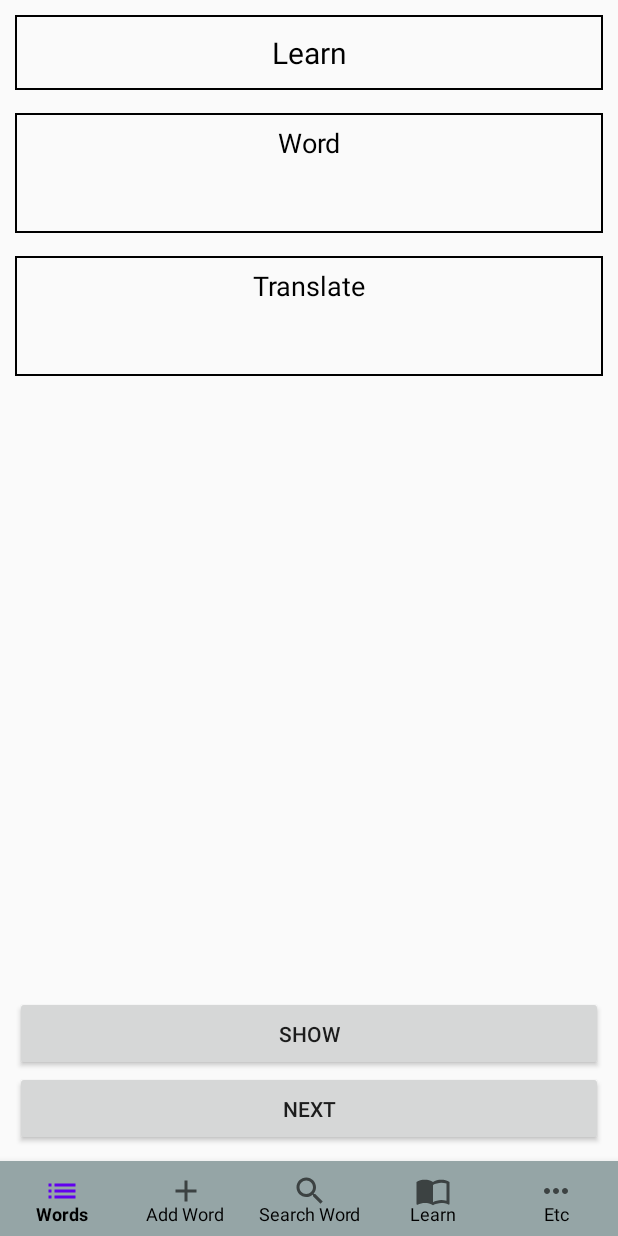
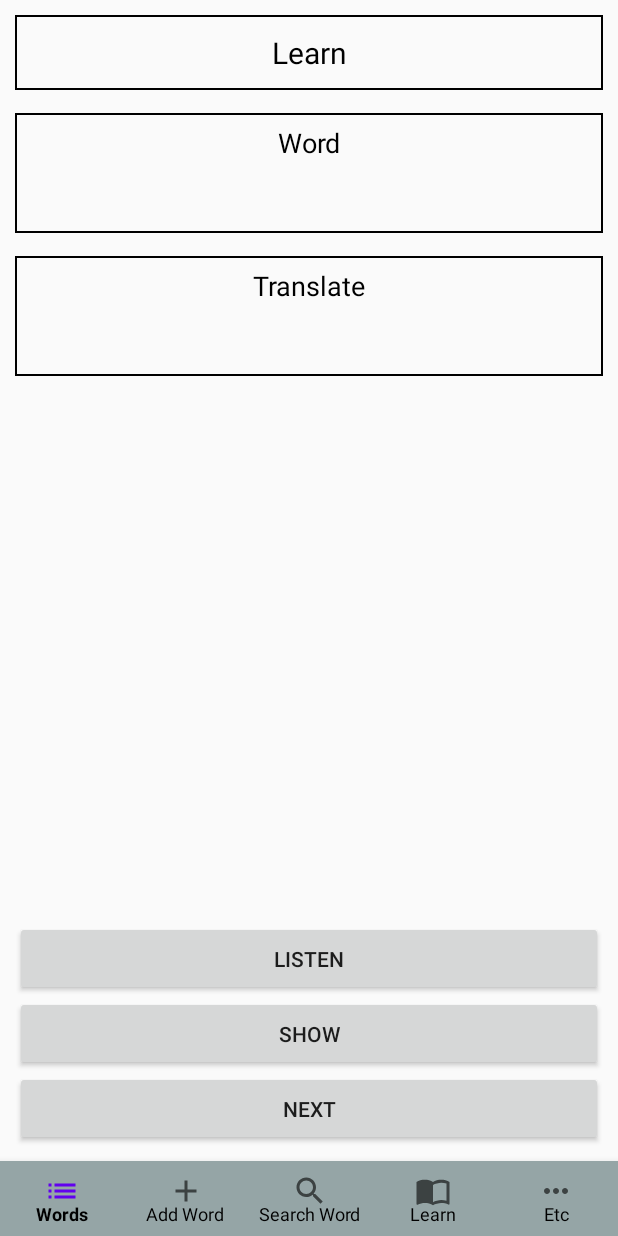
Before and after one commit to Daller9999/englishLearn, an Android app: the FragmentLearn screen opened through its navigation route, on a phone screen of 412 x 824 dp. Run offline under Robolectric (Android 15) with nearby library versions, the phone set to English and light mode, and no system bars.

Commit message:
added text to speech

```diff
--- a/EnglishLearn/app/src/main/java/com/sunplacestudio/englishlearn/fragments/learn/FragmentLearn.kt
+++ b/EnglishLearn/app/src/main/java/com/sunplacestudio/englishlearn/fragments/learn/FragmentLearn.kt
@@ -1,20 +1,29 @@
 package com.sunplacestudio.englishlearn.fragments.learn
 
 import android.os.Bundle
+import android.speech.tts.TextToSpeech
 import android.view.LayoutInflater
 import android.view.View
 import android.view.ViewGroup
 import androidx.fragment.app.Fragment
 import com.sunplacestudio.englishlearn.databinding.FragmentLearnBinding
-import com.sunplacestudio.englishlearn.visibleOrGone
 import com.sunplacestudio.englishlearn.visibleOrInvisible
 import org.koin.androidx.viewmodel.ext.android.viewModel
+import java.util.*
 
 class FragmentLearn : Fragment() {
 
     private val viewModel by viewModel<LearnViewModel>()
 
     private lateinit var binding: FragmentLearnBinding
+
+    private val textToSpeechEngine: TextToSpeech by lazy {
+        TextToSpeech(requireContext()) { status ->
+            if (status == TextToSpeech.SUCCESS) {
+                textToSpeechEngine.language = Locale.US
+            }
+        }
+    }
 
     override fun onCreateView(
         inflater: LayoutInflater,
@@ -33,6 +42,10 @@ class FragmentLearn : Fragment() {
                 editTextWord.visibleOrInvisible(true)
                 editTextTranslate.visibleOrInvisible(true)
             }
+            buttonListen.setOnClickListener {
+                val word = viewModel.word.value?.word?.word ?: return@setOnClickListener
+                textToSpeechEngine.speak(word, TextToSpeech.QUEUE_FLUSH, null, "null")
+            }
         }
         viewModel.word.observe(viewLifecycleOwner) { state ->
             with(binding) {
@@ -43,4 +56,5 @@ class FragmentLearn : Fragment() {
             }
         }
     }
+
 }
--- a/EnglishLearn/app/src/main/java/com/sunplacestudio/englishlearn/fragments/learn/LearnViewModel.kt
+++ b/EnglishLearn/app/src/main/java/com/sunplacestudio/englishlearn/fragments/learn/LearnViewModel.kt
@@ -24,7 +24,6 @@ class LearnViewModel(
     val word: LiveData<WordState> = _word
 
     private val list = arrayListOf<Word>()
-    private var job: Job? = null
 
     init {
         scopeIO.launch {
--- a/EnglishLearn/app/src/main/res/layout/fragment_learn.xml
+++ b/EnglishLearn/app/src/main/res/layout/fragment_learn.xml
@@ -79,6 +79,14 @@
         tools:text="transalte"/>
 
     <Button
+        android:id="@+id/buttonListen"
+        android:layout_width="match_parent"
+        android:text="@string/text_listen"
+        android:layout_height="50dp"
+
+        app:layout_constraintBottom_toTopOf="@id/buttonShowAll"/>
+
+    <Button
         android:id="@+id/buttonShowAll"
         android:layout_width="match_parent"
         android:text="@string/text_show"
--- a/EnglishLearn/app/src/main/res/values/strings.xml
+++ b/EnglishLearn/app/src/main/res/values/strings.xml
@@ -18,4 +18,5 @@
     <string name="text_show">Show</string>
     <string name="text_word_updated">Word updated</string>
     <string name="text_num">N</string>
+    <string name="text_listen">Listen</string>
 </resources>
```
